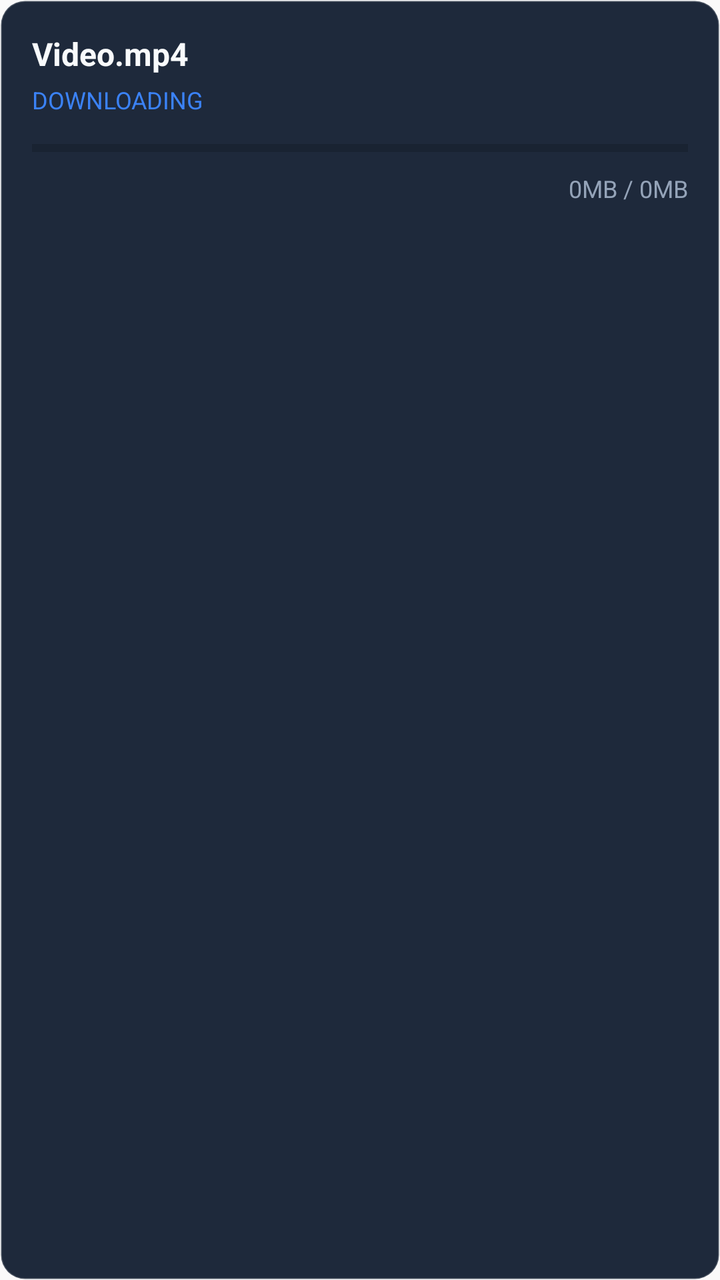
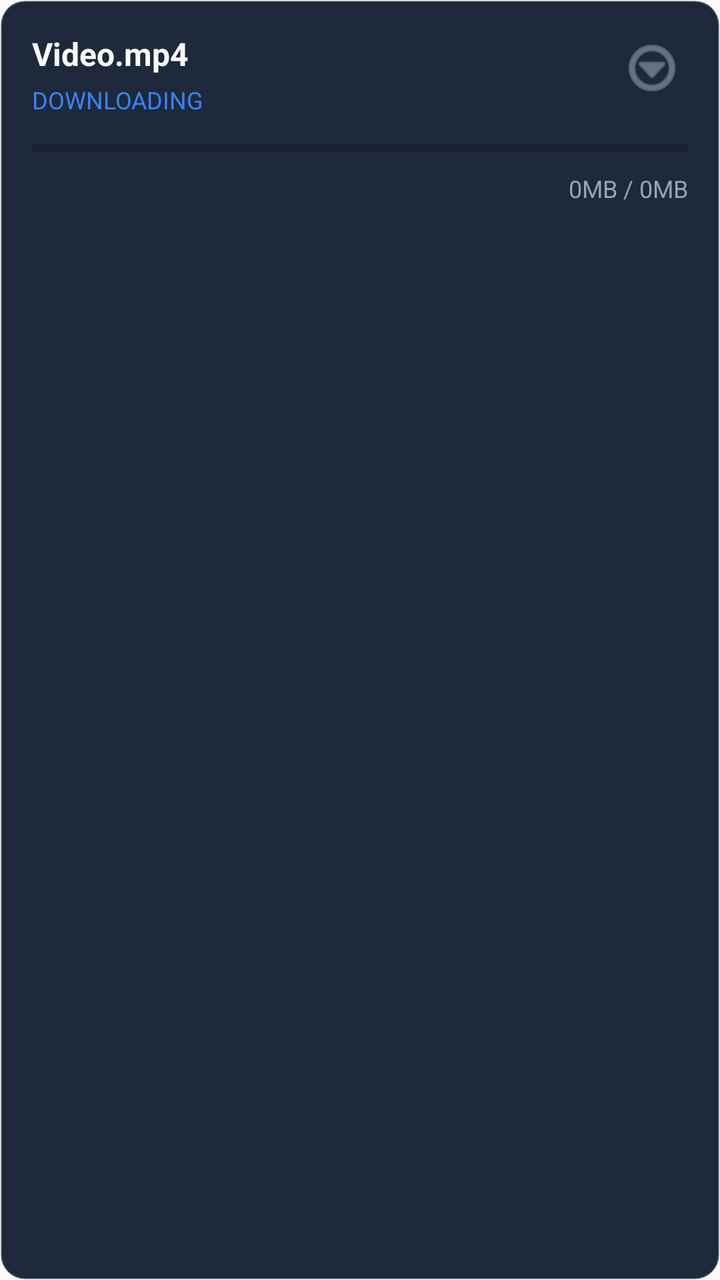

An Android layout rendered at two revisions. The XML below is the earlier revision; the diff shows what the commit changed to produce the second picture.
<!-- AndroidManifest.xml: application theme Theme.AppCompat.Light.NoActionBar -->
<!-- res/layout/item_download.xml -->
<?xml version="1.0" encoding="utf-8"?>
<androidx.constraintlayout.widget.ConstraintLayout 
    xmlns:android="http://schemas.android.com/apk/res/android"
    xmlns:app="http://schemas.android.com/apk/res-auto"
    android:layout_width="match_parent"
    android:layout_height="wrap_content"
    android:layout_margin="8dp"
    android:background="@drawable/rounded_bg"
    android:padding="16dp">

    <TextView
        android:id="@+id/filenameText"
        android:layout_width="0dp"
        android:layout_height="wrap_content"
        android:text="Video.mp4"
        android:textColor="#f8fafc"
        android:textSize="16sp"
        android:textStyle="bold"
        app:layout_constraintEnd_toEndOf="parent"
        app:layout_constraintStart_toStartOf="parent"
        app:layout_constraintTop_toTopOf="parent" />

    <TextView
        android:id="@+id/statusText"
        android:layout_width="wrap_content"
        android:layout_height="wrap_content"
        android:layout_marginTop="4dp"
        android:text="DOWNLOADING"
        android:textColor="#3b82f6"
        android:textSize="12sp"
        app:layout_constraintStart_toStartOf="parent"
        app:layout_constraintTop_toBottomOf="@id/filenameText" />

    <ProgressBar
        android:id="@+id/progressBar"
        style="?android:attr/progressBarStyleHorizontal"
        android:layout_width="0dp"
        android:layout_height="wrap_content"
        android:layout_marginTop="8dp"
        app:layout_constraintEnd_toEndOf="parent"
        app:layout_constraintStart_toStartOf="parent"
        app:layout_constraintTop_toBottomOf="@id/statusText" />

    <TextView
        android:id="@+id/progressText"
        android:layout_width="wrap_content"
        android:layout_height="wrap_content"
        android:layout_marginTop="4dp"
        android:text="0MB / 0MB"
        android:textColor="#94a3b8"
        android:textSize="12sp"
        app:layout_constraintEnd_toEndOf="parent"
        app:layout_constraintTop_toBottomOf="@id/progressBar" />

</androidx.constraintlayout.widget.ConstraintLayout>
<!-- resources referenced by this layout -->
<resources>
  <!-- drawable rounded_bg (drawable) -->
  <?xml version="1.0" encoding="utf-8"?>
  <shape xmlns:android="http://schemas.android.com/apk/res/android">
      <solid android:color="#1e293b"/>
      <corners android:radius="12dp"/>
      <stroke android:width="1dp" android:color="#33ffffff"/>
  </shape>
</resources>

<!-- the commit's change to res/layout/item_download.xml (unified diff, before → after) -->
@@ -12,12 +12,24 @@
         android:id="@+id/filenameText"
         android:layout_width="0dp"
         android:layout_height="wrap_content"
+        android:layout_marginEnd="8dp"
         android:text="Video.mp4"
         android:textColor="#f8fafc"
         android:textSize="16sp"
         android:textStyle="bold"
+        app:layout_constraintEnd_toStartOf="@id/menuButton"
+        app:layout_constraintStart_toStartOf="parent"
+        app:layout_constraintTop_toTopOf="parent" />
+
+    <ImageButton
+        android:id="@+id/menuButton"
+        android:layout_width="36dp"
+        android:layout_height="36dp"
+        android:background="?attr/selectableItemBackgroundBorderless"
+        android:contentDescription="Item Options"
+        android:src="@android:drawable/ic_menu_more"
+        app:tint="#94a3b8"
         app:layout_constraintEnd_toEndOf="parent"
-        app:layout_constraintStart_toStartOf="parent"
         app:layout_constraintTop_toTopOf="parent" />
 
     <TextView
